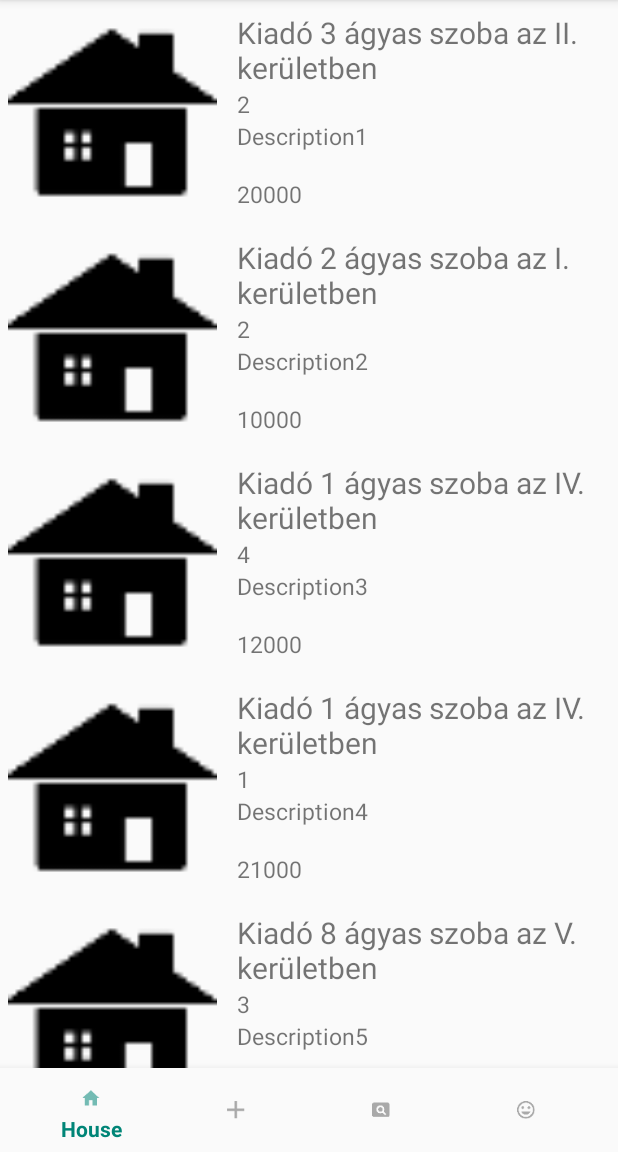
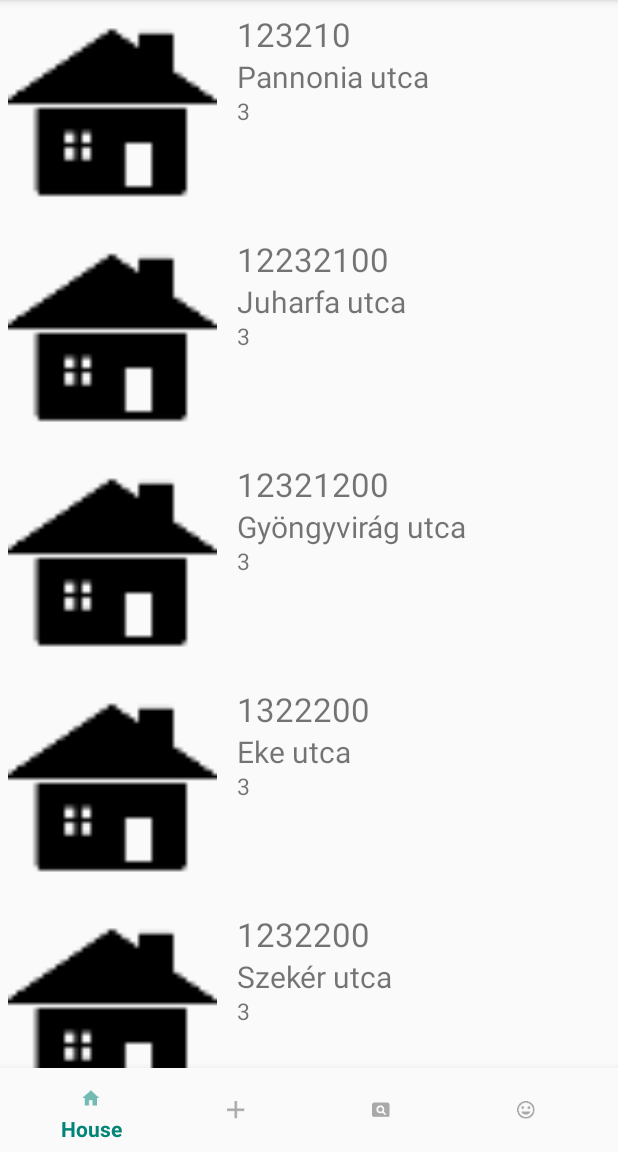
Before and after one commit to Markerer/albi, an Android app: the screen it shows after launch (MainActivity), on a phone screen of 412 x 824 dp, the part 84-1236 px from its top. Run offline under Robolectric (Android 15) with nearby library versions, the phone set to English and light mode, and no system bars; 1 statement that could not run was skipped.

Commit message:
Retrofit
Retrofit - mainGet() with @peater68

```diff
--- a/Mobile/Albi/app/build.gradle
+++ b/Mobile/Albi/app/build.gradle
@@ -33,4 +33,7 @@ dependencies {
     testImplementation 'junit:junit:4.12'
     androidTestImplementation 'com.android.support.test:runner:1.0.2'
     androidTestImplementation 'com.android.support.test.espresso:espresso-core:3.0.2'
+
+    implementation 'com.squareup.retrofit2:retrofit:2.4.0'
+    implementation 'com.squareup.retrofit2:converter-gson:2.2.0'
 }
--- a/Mobile/Albi/app/src/main/AndroidManifest.xml
+++ b/Mobile/Albi/app/src/main/AndroidManifest.xml
@@ -1,6 +1,8 @@
 <?xml version="1.0" encoding="utf-8"?>
 <manifest xmlns:android="http://schemas.android.com/apk/res/android"
     package="albi.bme.hu.albi">
+
+    <uses-permission android:name="android.permission.INTERNET" />
 
     <application
         android:allowBackup="true"
--- a/Mobile/Albi/app/src/main/java/albi/bme/hu/albi/MainActivity.kt
+++ b/Mobile/Albi/app/src/main/java/albi/bme/hu/albi/MainActivity.kt
@@ -3,15 +3,22 @@ package albi.bme.hu.albi
 import albi.bme.hu.albi.adapter.recycleviewadapter.RecyclerAdapter
 import albi.bme.hu.albi.fragments.fragments.mainview.HouseDetailFragment
 import albi.bme.hu.albi.fragments.fragments.profile.LoginFragment
+import albi.bme.hu.albi.interfaces.FlatClient
 import albi.bme.hu.albi.model.Flat
 import android.os.Bundle
 import android.support.design.widget.BottomNavigationView
 import android.support.v4.app.Fragment
 import android.support.v7.app.AppCompatActivity
-import android.support.v7.widget.LinearLayoutManager
 import android.support.v7.widget.RecyclerView
-import android.widget.LinearLayout
 import kotlinx.android.synthetic.main.activity_main.*
+import retrofit2.Call
+import retrofit2.Callback
+import retrofit2.Retrofit
+import retrofit2.converter.gson.GsonConverterFactory
+import android.widget.Toast
+//import jdk.nashorn.internal.objects.NativeFunction.call
+import retrofit2.Response
+
 
 class MainActivity : AppCompatActivity() {
 
@@ -61,6 +68,35 @@ class MainActivity : AppCompatActivity() {
         navigation.setOnNavigationItemSelectedListener(mOnNavigationItemSelectedListener)
         currentFragment=HouseDetailFragment()
         loadFragment(currentFragment!!)
+
+        val builder: Retrofit.Builder = Retrofit.Builder()
+                .baseUrl("http://WeNeedThis1235678.com/")
+                .addConverterFactory(GsonConverterFactory.create())
+
+        val retrofit: Retrofit = builder.build()
+        val client: FlatClient = retrofit.create(FlatClient::class.java)
+        val call = client.getMainFlats()
+
+
+
+        call.enqueue(object : Callback<List<Flat>> {
+            override fun onResponse(call: Call<List<Flat>>, response: Response<List<Flat>>) {
+                val flats: List<Flat>? = response.body()
+
+                //listView.setAdapter(GitHubRepoAdapter(this@MainActivity, repos))
+
+                val rv = findViewById<RecyclerView>(R.id.rv)
+                rv.adapter = RecyclerAdapter(flats as ArrayList<Flat>)
+            }
+
+            override fun onFailure(call: Call<List<Flat>>, t: Throwable) {
+                Toast.makeText(this@MainActivity, "error :(", Toast.LENGTH_SHORT).show()
+            }
+        })
+
     }
 
+
+
+
 }
--- a/Mobile/Albi/app/src/main/java/albi/bme/hu/albi/adapter/recycleviewadapter/RecyclerAdapter.kt
+++ b/Mobile/Albi/app/src/main/java/albi/bme/hu/albi/adapter/recycleviewadapter/RecyclerAdapter.kt
@@ -22,16 +22,14 @@ class RecyclerAdapter(val flatList: ArrayList<Flat>) : RecyclerView.Adapter<Recy
 
     override fun onBindViewHolder(p0: ViewHolder, p1: Int) {
         val flat: Flat = flatList[p1]
-        p0?.textViewTitle?.text = flat.title
-        p0?.textViewNumberOfBeds?.text = flat.numberOfBeds
-        p0?.textViewDescription?.text = flat.description
         p0?.textViewPrice?.text = flat.price.toString()
+        p0?.textViewAddress?.text = flat.address.toString()
+        p0?.textViewNumberofBeds?.text = flat.numberOfBeds.toString()
     }
 
     class ViewHolder(itemViews: View) : RecyclerView.ViewHolder(itemViews){
-        val textViewTitle = itemView.findViewById<TextureView>(R.id.tvTitle) as TextView
-        val textViewNumberOfBeds = itemView.findViewById<TextureView>(R.id.tvNumberOfBeds) as TextView
-        val textViewDescription = itemView.findViewById<TextureView>(R.id.tvDescription) as TextView
         val textViewPrice = itemView.findViewById<TextureView>(R.id.tvPrice) as TextView
+        val textViewAddress = itemView.findViewById<TextureView>(R.id.tvAddress) as TextView
+        val textViewNumberofBeds = itemView.findViewById<TextureView>(R.id.tvNumberOfBeds) as TextView
     }
 }
--- a/Mobile/Albi/app/src/main/java/albi/bme/hu/albi/fragments/fragments/mainview/HouseDetailFragment.kt
+++ b/Mobile/Albi/app/src/main/java/albi/bme/hu/albi/fragments/fragments/mainview/HouseDetailFragment.kt
@@ -26,41 +26,19 @@ class HouseDetailFragment : Fragment(){
         recyclerView.layoutManager = LinearLayoutManager(context!!, LinearLayout.VERTICAL, false)
 
         val usersData = ArrayList<Flat>()
-        usersData.add(Flat("Kiadó 3 ágyas szoba az II. kerületben",
-                "2",
-                "Description1",
-                20000)
-        )
+        usersData.add(Flat(123210, "Pannonia utca", 3))
+        usersData.add(Flat(12232100, "Juharfa utca", 3))
+        usersData.add(Flat(12321200, "Gyöngyvirág utca", 3))
+        usersData.add(Flat(1322200, "Eke utca", 3))
+        usersData.add(Flat(1232200, "Szekér utca", 3))
+        usersData.add(Flat(1223200, "Ló utca", 3))
+        usersData.add(Flat(1233200, "Gomb utca", 3))
+        usersData.add(Flat(1322200, "Kacsa utca", 3))
+        usersData.add(Flat(1223200, "Fa utca", 3))
+        usersData.add(Flat(1232200, "Szamár utca", 3))
+        usersData.add(Flat(1223200, "Kapa utca", 3))
+        usersData.add(Flat(12123200, "Pannonia utca", 3))
 
-        usersData.add(Flat("Kiadó 2 ágyas szoba az I. kerületben",
-                "2",
-                "Description2",
-                10000)
-        )
-
-        usersData.add(Flat("Kiadó 1 ágyas szoba az IV. kerületben",
-                "4",
-                "Description3",
-                12000)
-        )
-
-        usersData.add(Flat("Kiadó 1 ágyas szoba az IV. kerületben",
-                "1",
-                "Description4",
-                21000)
-        )
-
-        usersData.add(Flat("Kiadó 8 ágyas szoba az V. kerületben",
-                "3",
-                "Description5",
-                6700)
-        )
-
-        usersData.add(Flat("Kiadó 6 ágyas szoba az XV. kerületben",
-                "2",
-                "Description6",
-                12000)
-        )
 
         val adapter = RecyclerAdapter(usersData)
         recyclerView.adapter = adapter
--- /dev/null
+++ b/Mobile/Albi/app/src/main/java/albi/bme/hu/albi/interfaces/FlatClient.kt
@@ -0,0 +1,12 @@
+package albi.bme.hu.albi.interfaces
+
+import albi.bme.hu.albi.model.Flat
+import retrofit2.Call
+import retrofit2.http.GET
+
+interface FlatClient {
+
+    @GET("/main")
+    fun getMainFlats(): Call<List<Flat>>
+
+}
--- a/Mobile/Albi/app/src/main/java/albi/bme/hu/albi/model/Flat.kt
+++ b/Mobile/Albi/app/src/main/java/albi/bme/hu/albi/model/Flat.kt
@@ -1,8 +1,7 @@
 package albi.bme.hu.albi.model
 
 data class Flat(
-        var title: String,
-        var numberOfBeds: String,
-        var description: String,
-        var price: Int
-)
+        var price: Int,
+        var address: String,
+        var numberOfBeds: Int
+){}
--- a/Mobile/Albi/app/src/main/res/layout/activity_main.xml
+++ b/Mobile/Albi/app/src/main/res/layout/activity_main.xml
@@ -15,6 +15,12 @@
         app:layout_constraintBottom_toTopOf="@+id/navigation"
         app:layout_constraintTop_toTopOf="parent">
 
+        <android.support.v7.widget.RecyclerView
+            android:id="@+id/rv"
+            android:layout_width="wrap_content"
+            android:layout_height="wrap_content">
+
+        </android.support.v7.widget.RecyclerView>
 
     </FrameLayout>
 
--- a/Mobile/Albi/app/src/main/res/layout/house_detail_fragment_row.xml
+++ b/Mobile/Albi/app/src/main/res/layout/house_detail_fragment_row.xml
@@ -16,40 +16,38 @@
         android:layout_height="132dp"
         android:layout_margin="8dp">
 
+
         <TextView
-            android:id="@+id/tvTitle"
+            android:id="@+id/tvPrice"
+            android:layout_width="match_parent"
+            android:layout_height="wrap_content"
+            android:layout_alignParentLeft="true"
+            android:layout_alignParentStart="true"
+            android:gravity="top"
+            android:text="@string/price"
+            android:textSize="22sp" />
+
+        <TextView
+            android:id="@+id/tvAddress"
             android:layout_width="wrap_content"
             android:layout_height="wrap_content"
-            android:layout_alignParentTop="true"
-            android:text="@string/title"
-            android:textSize="20sp" />
+            android:layout_alignParentStart="false"
+            android:layout_below="@+id/tvPrice"
+            android:text="@string/address"
+            android:textSize="20sp"
+            android:layout_alignParentLeft="false" />
 
         <TextView
             android:id="@+id/tvNumberOfBeds"
             android:layout_width="wrap_content"
             android:layout_height="wrap_content"
-            android:layout_below="@+id/tvTitle"
+            android:layout_alignParentStart="true"
+            android:layout_centerVertical="true"
+            android:gravity="bottom"
             android:text="@string/number_of_beds"
-            android:textSize="15sp" />
+            android:textSize="15sp"
+            android:layout_alignParentLeft="true" />
 
-        <TextView
-            android:id="@+id/tvDescription"
-            android:layout_width="match_parent"
-            android:layout_height="wrap_content"
-            android:layout_below="@id/tvNumberOfBeds"
-            android:text="@string/description"
-            android:textSize="15sp" />
-
-        <TextView
-            android:id="@+id/tvPrice"
-            android:layout_width="match_parent"
-            android:layout_height="wrap_content"
-            android:layout_alignParentBottom="true"
-            android:layout_alignParentLeft="true"
-            android:layout_alignParentStart="true"
-            android:gravity="top"
-            android:text="@string/price"
-            android:textSize="15sp" />
 
     </RelativeLayout>
 
--- a/Mobile/Albi/app/src/main/res/values/strings.xml
+++ b/Mobile/Albi/app/src/main/res/values/strings.xml
@@ -16,4 +16,5 @@
     <string name="number_of_beds">Number of beds</string>
     <string name="description">description</string>
     <string name="price">Price</string>
+    <string name="address">Address</string>
 </resources>
```
